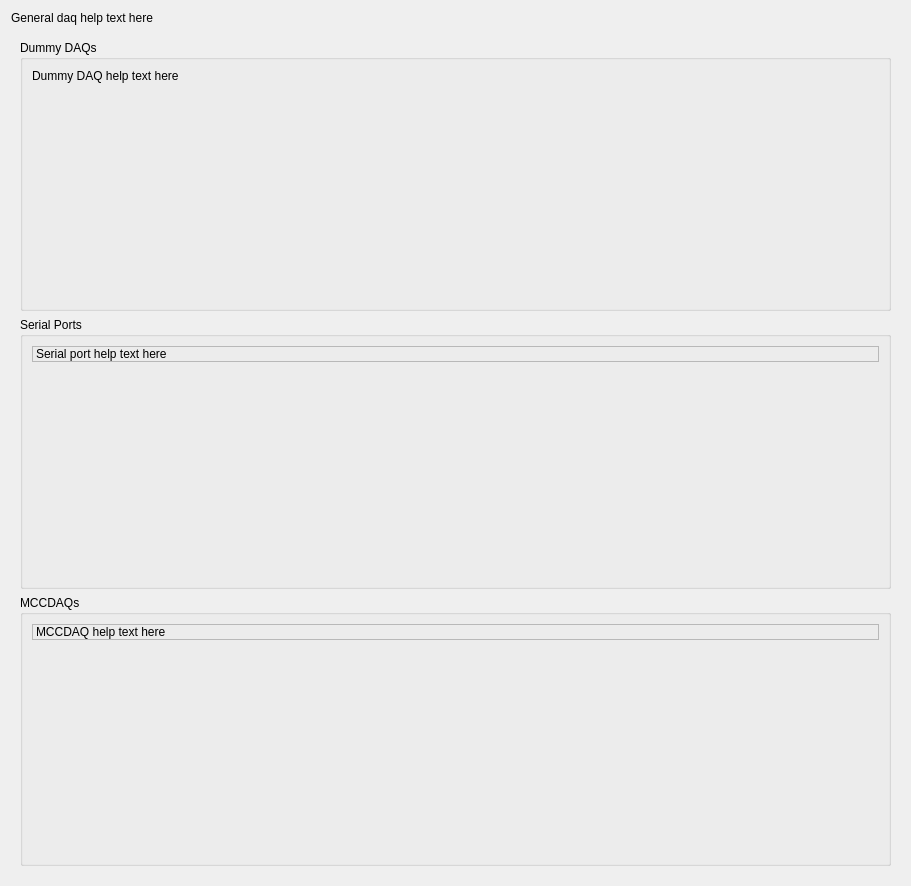
Before: the Qt Designer form src/L4/ui/DAQManagerWizard/DAQScanPage.ui in vedangnaik/Carina-mirror, drawn with Qt 5.
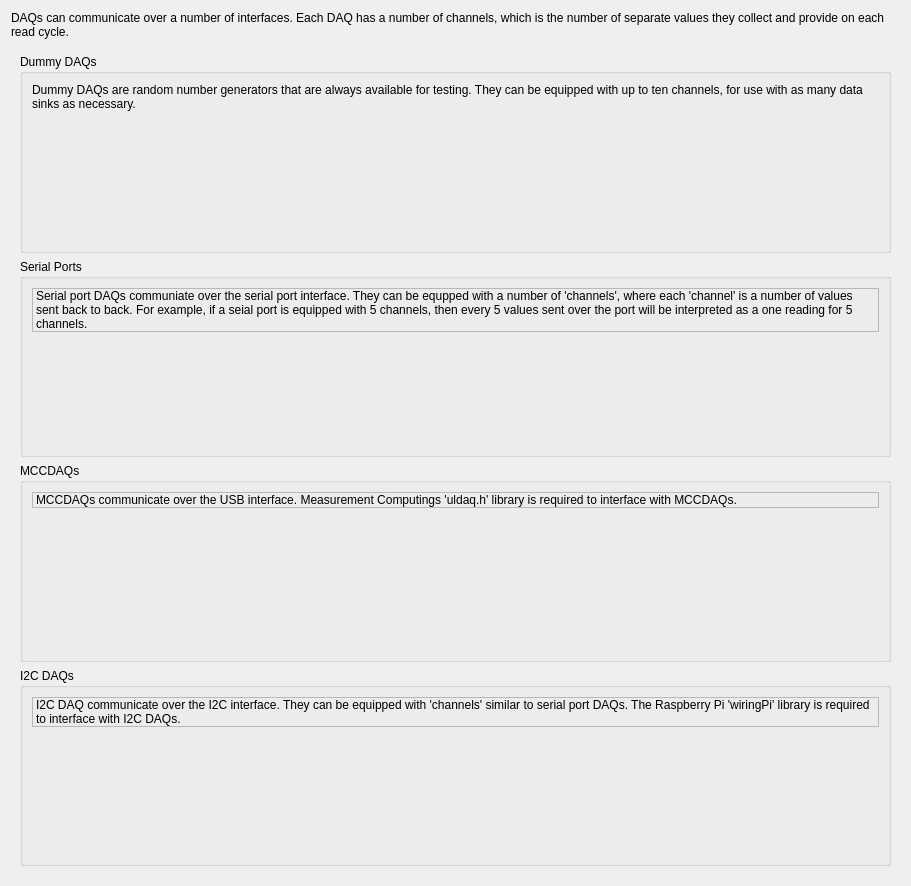
After: the same form once the commit is applied.

Commit message: Added UI elements for I2C DAQs, help text for other DAQs

What changed in the file:
```diff
--- a/src/L4/ui/DAQManagerWizard/DAQScanPage.ui
+++ b/src/L4/ui/DAQManagerWizard/DAQScanPage.ui
@@ -19,7 +19,7 @@
   <property name="windowTitle">
    <string>DAQ Device Configuration</string>
   </property>
-  <layout class="QVBoxLayout" name="verticalLayout_5">
+  <layout class="QVBoxLayout" name="verticalLayout_10">
    <item>
     <widget class="QLabel" name="label_3">
      <property name="sizePolicy">
@@ -29,7 +29,7 @@
       </sizepolicy>
      </property>
      <property name="text">
-      <string>General daq help text here</string>
+      <string>DAQs can communicate over a number of interfaces. Each DAQ has a number of channels, which is the number of separate values they collect and provide on each read cycle.</string>
      </property>
      <property name="wordWrap">
       <bool>true</bool>
@@ -56,7 +56,7 @@
         <x>0</x>
         <y>0</y>
         <width>893</width>
-        <height>845</height>
+        <height>830</height>
        </rect>
       </property>
       <layout class="QVBoxLayout" name="verticalLayout_4">
@@ -69,7 +69,10 @@
           <item>
            <widget class="QLabel" name="label_4">
             <property name="text">
-             <string>Dummy DAQ help text here</string>
+             <string>Dummy DAQs are random number generators that are always available for testing. They can be equipped with up to ten channels, for use with as many data sinks as necessary.</string>
+            </property>
+            <property name="wordWrap">
+             <bool>true</bool>
             </property>
            </widget>
           </item>
@@ -112,7 +115,7 @@
              <enum>QFrame::StyledPanel</enum>
             </property>
             <property name="text">
-             <string>Serial port help text here</string>
+             <string>Serial port DAQs communiate over the serial port interface. They can be equpped with a number of 'channels', where each 'channel' is a number of values sent back to back. For example, if a seial port is equipped with 5 channels, then every 5 values sent over the port will be interpreted as a one reading for 5 channels.</string>
             </property>
             <property name="wordWrap">
              <bool>true</bool>
@@ -158,7 +161,7 @@
              <enum>QFrame::StyledPanel</enum>
             </property>
             <property name="text">
-             <string>MCCDAQ help text here</string>
+             <string>MCCDAQs communicate over the USB interface. Measurement Computings 'uldaq.h' library is required to interface with MCCDAQs.</string>
             </property>
             <property name="wordWrap">
              <bool>true</bool>
@@ -183,6 +186,52 @@
          </layout>
         </widget>
        </item>
+       <item>
+        <widget class="QGroupBox" name="I2CDAQGroupBox">
+         <property name="sizePolicy">
+          <sizepolicy hsizetype="Preferred" vsizetype="Expanding">
+           <horstretch>0</horstretch>
+           <verstretch>0</verstretch>
+          </sizepolicy>
+         </property>
+         <property name="focusPolicy">
+          <enum>Qt::NoFocus</enum>
+         </property>
+         <property name="title">
+          <string>I2C DAQs</string>
+         </property>
+         <layout class="QVBoxLayout" name="verticalLayout_5">
+          <item>
+           <widget class="QLabel" name="label_5">
+            <property name="frameShape">
+             <enum>QFrame::StyledPanel</enum>
+            </property>
+            <property name="text">
+             <string>I2C DAQ communicate over the I2C interface. They can be equipped with 'channels' similar to serial port DAQs. The Raspberry Pi 'wiringPi' library is required to interface with I2C DAQs.</string>
+            </property>
+            <property name="wordWrap">
+             <bool>true</bool>
+            </property>
+           </widget>
+          </item>
+          <item>
+           <widget class="QWidget" name="widget_3" native="true">
+            <property name="sizePolicy">
+             <sizepolicy hsizetype="Preferred" vsizetype="Expanding">
+              <horstretch>0</horstretch>
+              <verstretch>0</verstretch>
+             </sizepolicy>
+            </property>
+            <layout class="QVBoxLayout" name="verticalLayout_6">
+             <item>
+              <layout class="QGridLayout" name="I2CDAQDevicesLayout"/>
+             </item>
+            </layout>
+           </widget>
+          </item>
+         </layout>
+        </widget>
+       </item>
       </layout>
      </widget>
     </widget>
```
The commit also changes 8 other files.
